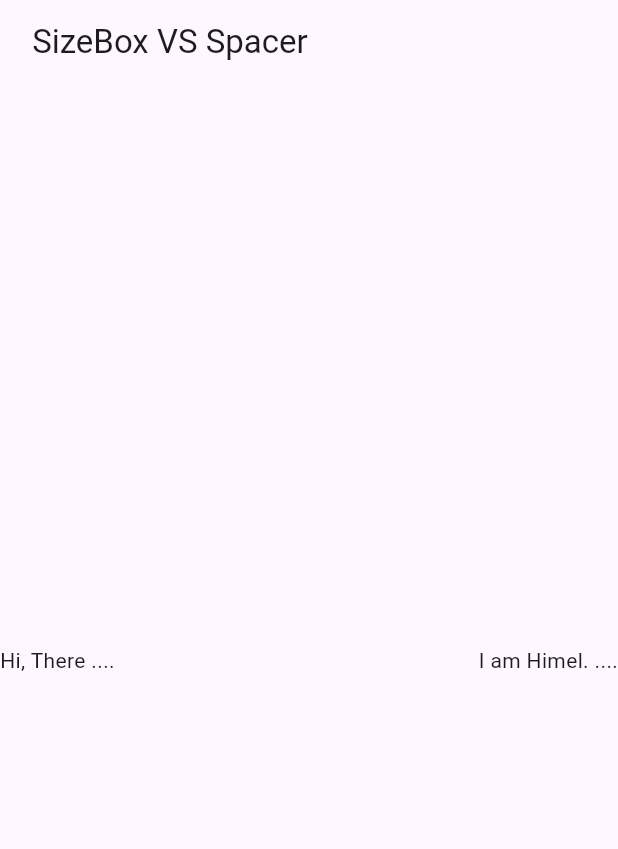
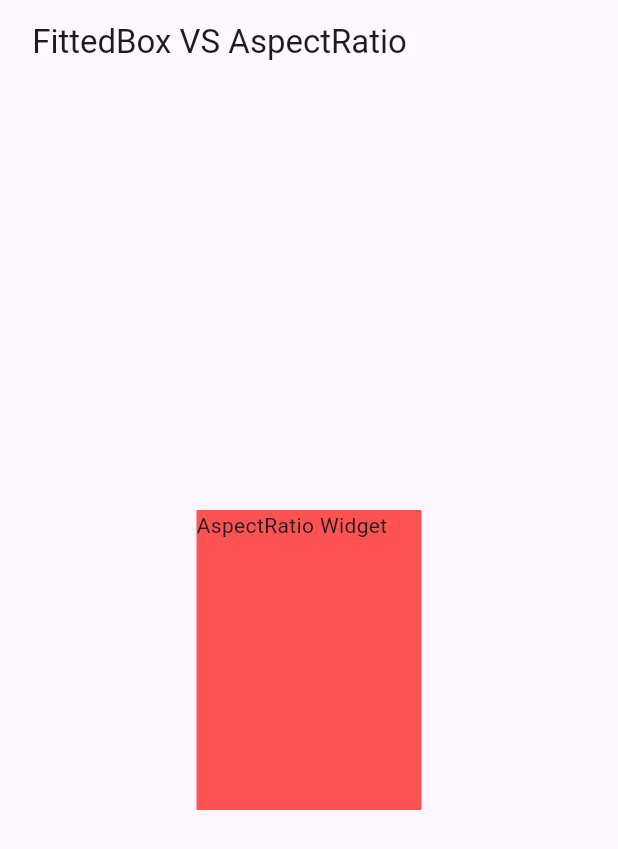
Before and after one commit to amhimel/widget-mastery-bangla, a Flutter app: the screen it shows after launch, on a phone screen of 412 x 824 dp. Shown: the top 849 px of the screen. Run offline on Flutter 3.47's test engine with Material 3 defaults, Android fonts, the phone set to English and light mode, and no system bars.

Commit message:
day-07-fitetedbox-aspectratio

```diff
--- a/lib/main.dart
+++ b/lib/main.dart
@@ -10,22 +10,15 @@ class HomePage extends StatelessWidget {
   @override
   Widget build(BuildContext context) {
     return Scaffold(
-      appBar: AppBar(title: Text(' SizeBox VS Spacer ')),
+      appBar: AppBar(title: Text(' FittedBox VS AspectRatio ')),
       body: Center(
-        child: Row(
-            children: [
-              Text("Hi, There ...."),
-              Spacer(),
-              Text("I am Himel. ...."),
-              // SizedBox(
-              //   height: 100,
-              //   width: 150,
-              //   child: Container(
-              //     color: Colors.amber,
-              //   ),
+        child: Container(
+          height: 200,
+          width: 150,
+          color: Colors.redAccent,
+          child: AspectRatio(aspectRatio: 1/1,child: Text("AspectRatio Widget"),)
 
-            ]
-      ),
+        )
       ),
     );
   }
```
